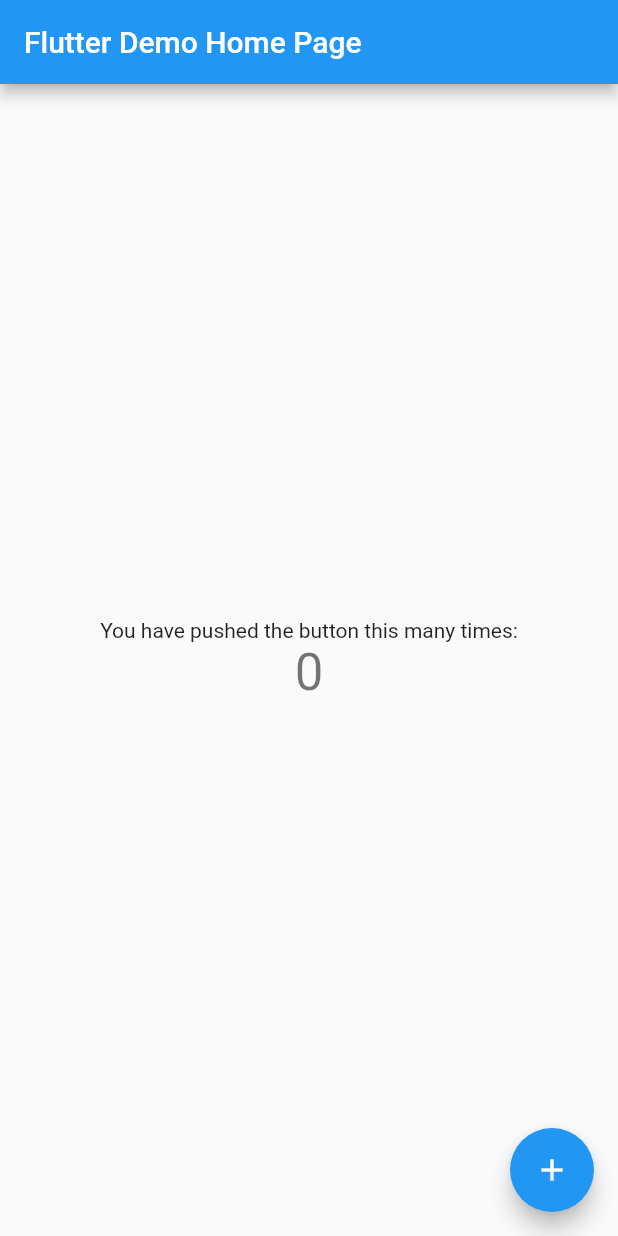
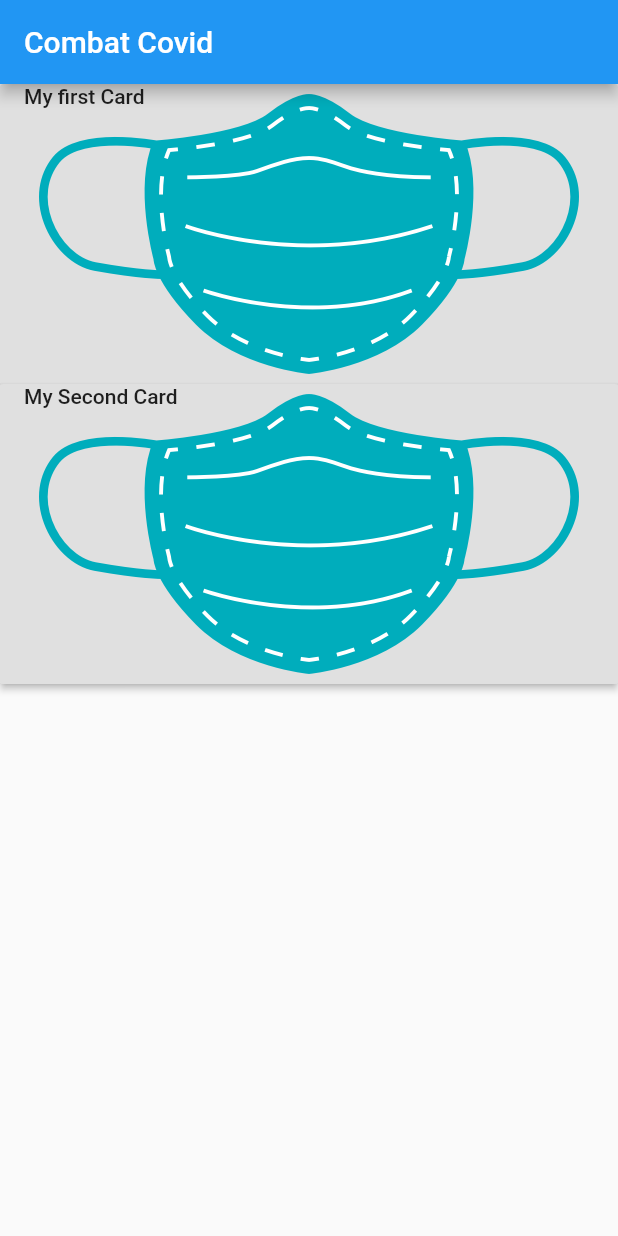
Before and after one commit to KharYusuf/Combat-Covid, a Flutter app: the screen it shows after launch, on a phone screen of 412 x 824 dp. Run offline on Flutter 3.47's test engine with Material 2 defaults, Android fonts, the light colour scheme and no system bars.

Commit message:
Added cards to homescreen for the products. Will beautify it later.

```diff
--- a/lib/main.dart
+++ b/lib/main.dart
@@ -1,117 +1,42 @@
 import 'package:flutter/material.dart';
+import 'myCard.dart';
 
 void main() {
   runApp(MyApp());
 }
 
 class MyApp extends StatelessWidget {
-  // This widget is the root of your application.
   @override
   Widget build(BuildContext context) {
     return MaterialApp(
       title: 'Flutter Demo',
       theme: ThemeData(
-        // This is the theme of your application.
-        //
-        // Try running your application with "flutter run". You'll see the
-        // application has a blue toolbar. Then, without quitting the app, try
-        // changing the primarySwatch below to Colors.green and then invoke
-        // "hot reload" (press "r" in the console where you ran "flutter run",
-        // or simply save your changes to "hot reload" in a Flutter IDE).
-        // Notice that the counter didn't reset back to zero; the application
-        // is not restarted.
         primarySwatch: Colors.blue,
-        // This makes the visual density adapt to the platform that you run
-        // the app on. For desktop platforms, the controls will be smaller and
-        // closer together (more dense) than on mobile platforms.
         visualDensity: VisualDensity.adaptivePlatformDensity,
       ),
-      home: MyHomePage(title: 'Flutter Demo Home Page'),
+      home: MyHomePage(title: 'Combat Covid'),
     );
   }
 }
 
-class MyHomePage extends StatefulWidget {
+class MyHomePage extends StatelessWidget {
   MyHomePage({Key key, this.title}) : super(key: key);
 
-  // This widget is the home page of your application. It is stateful, meaning
-  // that it has a State object (defined below) that contains fields that affect
-  // how it looks.
-
-  // This class is the configuration for the state. It holds the values (in this
-  // case the title) provided by the parent (in this case the App widget) and
-  // used by the build method of the State. Fields in a Widget subclass are
-  // always marked "final".
-
   final String title;
-
-  @override
-  _MyHomePageState createState() => _MyHomePageState();
-}
-
-class _MyHomePageState extends State<MyHomePage> {
-  int _counter = 0;
-
-  void _incrementCounter() {
-    setState(() {
-      // This call to setState tells the Flutter framework that something has
-      // changed in this State, which causes it to rerun the build method below
-      // so that the display can reflect the updated values. If we changed
-      // _counter without calling setState(), then the build method would not be
-      // called again, and so nothing would appear to happen.
-      _counter ++;
-    });
-  }
+  static const cards = const [
+    {'img': 'assets/homemade_face_mask.png', 'text': 'My first Card'},
+    {'img': 'assets/homemade_face_mask.png', 'text': 'My Second Card'},
+  ];
 
   @override
   Widget build(BuildContext context) {
-    // This method is rerun every time setState is called, for instance as done
-    // by the _incrementCounter method above.
-    //
-    // The Flutter framework has been optimized to make rerunning build methods
-    // fast, so that you can just rebuild anything that needs updating rather
-    // than having to individually change instances of widgets.
     return Scaffold(
       appBar: AppBar(
-        // Here we take the value from the MyHomePage object that was created by
-        // the App.build method, and use it to set our appbar title.
-        title: Text(widget.title),
+        title: Text(title),
       ),
-      body: Center(
-        // Center is a layout widget. It takes a single child and positions it
-        // in the middle of the parent.
-        child: Column(
-          // Column is also a layout widget. It takes a list of children and
-          // arranges them vertically. By default, it sizes itself to fit its
-          // children horizontally, and tries to be as tall as its parent.
-          //
-          // Invoke "debug painting" (press "p" in the console, choose the
-          // "Toggle Debug Paint" action from the Flutter Inspector in Android
-          // Studio, or the "Toggle Debug Paint" command in Visual Studio Code)
-          // to see the wireframe for each widget.
-          //
-          // Column has various properties to control how it sizes itself and
-          // how it positions its children. Here we use mainAxisAlignment to
-          // center the children vertically; the main axis here is the vertical
-          // axis because Columns are vertical (the cross axis would be
-          // horizontal).
-          mainAxisAlignment: MainAxisAlignment.center,
-          children: <Widget>[
-            Text(
-              'You have pushed the button this many times:',
-            ),
-            Text(
-              '$_counter',
-              style: Theme.of(context).textTheme.headline4,
-            ),
-          ],
-        ),
+      body: Column(
+        children: cards.map((e) => MyCard(e['img'], e['text'])).toList(),
       ),
-      floatingActionButton: FloatingActionButton(
-        onPressed: _incrementCounter,
-        tooltip: 'Increment',
-        child: Icon(Icons.add),
-      ), // This trailing comma makes auto-formatting nicer for build methods.
     );
   }
 }
--- /dev/null
+++ b/lib/myCard.dart
@@ -0,0 +1,27 @@
+import 'package:flutter/material.dart';
+
+class MyCard extends StatelessWidget {
+  final String img;
+  final String text;
+  MyCard(this.img, this.text);
+
+  @override
+  Widget build(BuildContext context) {
+    return RaisedButton(
+      onPressed: () {
+        print(text);
+      },
+      child: Stack(
+        children: <Widget>[
+          Container(
+              height: 200,
+              child: Image.asset(
+                img,
+                fit: BoxFit.cover,
+              )),
+          Text(text)
+        ],
+      ),
+    );
+  }
+}
--- a/pubspec.yaml
+++ b/pubspec.yaml
@@ -23,6 +23,7 @@
 dependencies:
   flutter:
     sdk: flutter
+  intl: ^0.16.1
 
 
   # The following adds the Cupertino Icons font to your application.
@@ -45,9 +46,8 @@
   uses-material-design: true
 
   # To add assets to your application, add an assets section, like this:
-  # assets:
-  #   - images/a_dot_burr.jpeg
-  #   - images/a_dot_ham.jpeg
+  assets:
+    - assets/homemade_face_mask.png
 
   # An image asset can refer to one or more resolution-specific "variants", see
   # https://flutter.dev/assets-and-images/#resolution-aware.
```
Also changed, not shown: assets/homemade_face_mask.png (added), pubspec.lock, 1 other file.
